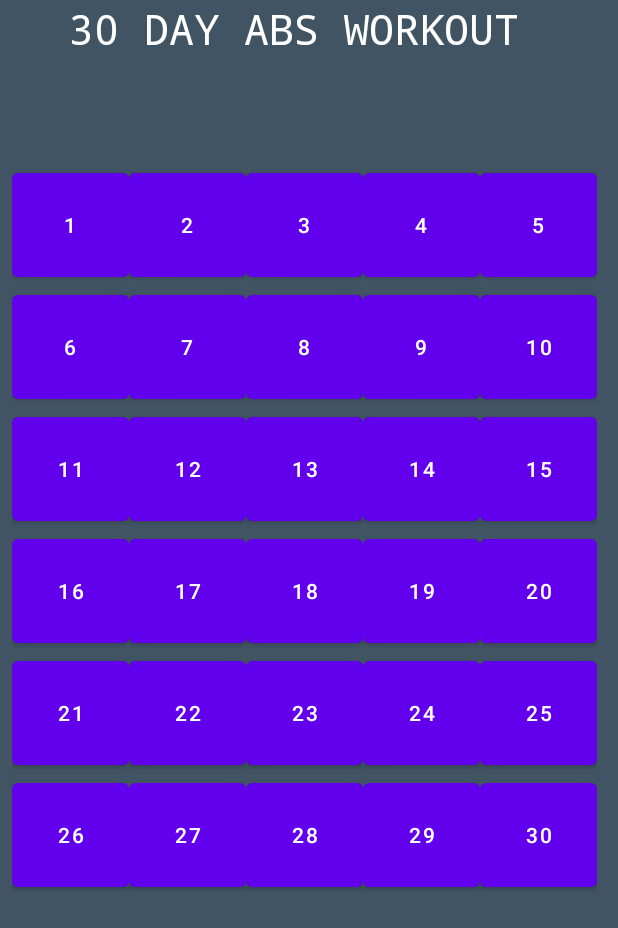
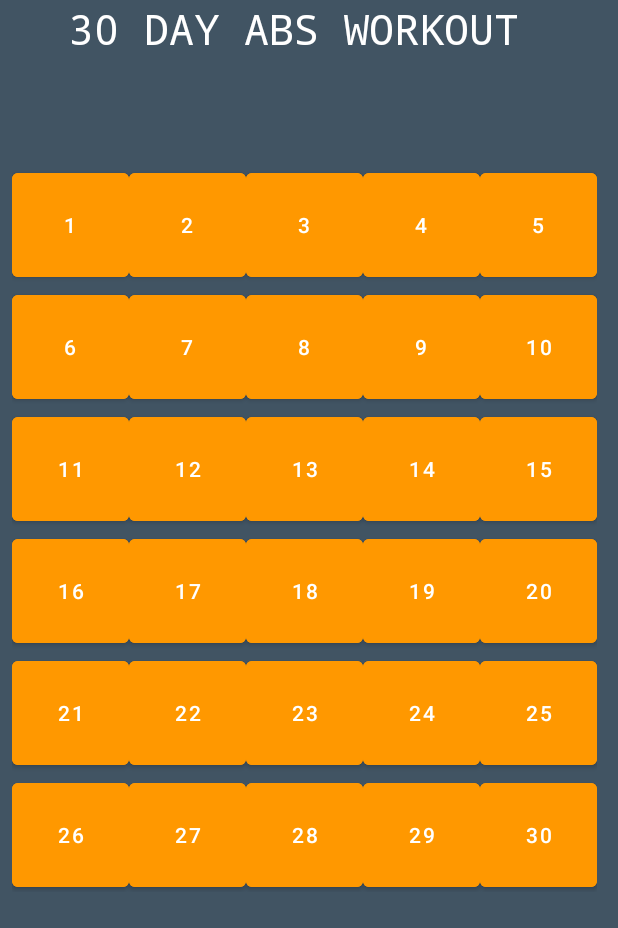
Before and after one commit to ppandya12/IndividualProject2021, an Android app: the layout fragment_dashboard.xml on its own in the app's theme, with its tools: preview values and no code run, on a phone screen of 412 x 824 dp. Shown: the top 928 px of the screen. Run offline under Robolectric (Android 15) with nearby library versions, the phone set to English and light mode, and no system bars.

Commit message:
changed buttons in dashboard

```diff
--- a/MyApplication/app/src/main/res/layout/fragment_dashboard.xml
+++ b/MyApplication/app/src/main/res/layout/fragment_dashboard.xml
@@ -43,6 +43,7 @@
                 android:id="@+id/button64"
                 android:layout_width="78dp"
                 android:layout_height="81dp"
+                android:backgroundTint="#FF9800"
                 android:hapticFeedbackEnabled="true"
                 android:text="@string/_1"
                 app:iconTint="#252728"
@@ -52,6 +53,7 @@
                 android:id="@+id/button60"
                 android:layout_width="78dp"
                 android:layout_height="81dp"
+                android:backgroundTint="#FF9800"
                 android:hapticFeedbackEnabled="true"
                 android:text="@string/_2"
                 app:layout_column="1"
@@ -61,6 +63,7 @@
                 android:id="@+id/button61"
                 android:layout_width="78dp"
                 android:layout_height="81dp"
+                android:backgroundTint="#FF9800"
                 android:hapticFeedbackEnabled="true"
                 android:text="@string/_3" />
 
@@ -68,6 +71,7 @@
                 android:id="@+id/button62"
                 android:layout_width="78dp"
                 android:layout_height="81dp"
+                android:backgroundTint="#FF9800"
                 android:hapticFeedbackEnabled="true"
                 android:text="@string/_4" />
 
@@ -75,6 +79,7 @@
                 android:id="@+id/button63"
                 android:layout_width="78dp"
                 android:layout_height="81dp"
+                android:backgroundTint="#FF9800"
                 android:hapticFeedbackEnabled="true"
                 android:text="@string/_5" />
 
@@ -82,6 +87,7 @@
                 android:id="@+id/button59"
                 android:layout_width="78dp"
                 android:layout_height="81dp"
+                android:backgroundTint="#FF9800"
                 android:hapticFeedbackEnabled="true"
                 android:text="@string/_30"
                 app:layout_column="4"
@@ -91,6 +97,7 @@
                 android:id="@+id/button55"
                 android:layout_width="78dp"
                 android:layout_height="81dp"
+                android:backgroundTint="#FF9800"
                 android:hapticFeedbackEnabled="true"
                 android:text="@string/_26"
                 app:layout_column="0"
@@ -100,6 +107,7 @@
                 android:id="@+id/button56"
                 android:layout_width="78dp"
                 android:layout_height="81dp"
+                android:backgroundTint="#FF9800"
                 android:hapticFeedbackEnabled="true"
                 android:text="@string/_27" />
 
@@ -107,6 +115,7 @@
                 android:id="@+id/button57"
                 android:layout_width="78dp"
                 android:layout_height="81dp"
+                android:backgroundTint="#FF9800"
                 android:hapticFeedbackEnabled="true"
                 android:text="@string/_28" />
 
@@ -114,6 +123,7 @@
                 android:id="@+id/button58"
                 android:layout_width="78dp"
                 android:layout_height="81dp"
+                android:backgroundTint="#FF9800"
                 android:hapticFeedbackEnabled="true"
                 android:text="@string/_29"
                 app:layout_column="3"
@@ -123,6 +133,7 @@
                 android:id="@+id/button50"
                 android:layout_width="78dp"
                 android:layout_height="81dp"
+                android:backgroundTint="#FF9800"
                 android:hapticFeedbackEnabled="true"
                 android:text="@string/_25"
                 app:layout_column="4"
@@ -132,6 +143,7 @@
                 android:id="@+id/button51"
                 android:layout_width="78dp"
                 android:layout_height="81dp"
+                android:backgroundTint="#FF9800"
                 android:hapticFeedbackEnabled="true"
                 android:text="@string/_24"
                 app:layout_column="3"
@@ -141,6 +153,7 @@
                 android:id="@+id/button52"
                 android:layout_width="78dp"
                 android:layout_height="81dp"
+                android:backgroundTint="#FF9800"
                 android:hapticFeedbackEnabled="true"
                 android:text="@string/_21"
                 app:layout_column="0"
@@ -150,6 +163,7 @@
                 android:id="@+id/button53"
                 android:layout_width="78dp"
                 android:layout_height="81dp"
+                android:backgroundTint="#FF9800"
                 android:hapticFeedbackEnabled="true"
                 android:text="@string/_22" />
 
@@ -157,6 +171,7 @@
                 android:id="@+id/button54"
                 android:layout_width="78dp"
                 android:layout_height="81dp"
+                android:backgroundTint="#FF9800"
                 android:hapticFeedbackEnabled="true"
                 android:text="@string/_23" />
 
@@ -164,6 +179,7 @@
                 android:id="@+id/button45"
                 android:layout_width="78dp"
                 android:layout_height="81dp"
+                android:backgroundTint="#FF9800"
                 android:hapticFeedbackEnabled="true"
                 android:text="@string/_16"
                 app:layout_column="0"
@@ -173,6 +189,7 @@
                 android:id="@+id/button46"
                 android:layout_width="78dp"
                 android:layout_height="81dp"
+                android:backgroundTint="#FF9800"
                 android:hapticFeedbackEnabled="true"
                 android:text="@string/_17" />
 
@@ -180,6 +197,7 @@
                 android:id="@+id/button47"
                 android:layout_width="78dp"
                 android:layout_height="81dp"
+                android:backgroundTint="#FF9800"
                 android:hapticFeedbackEnabled="true"
                 android:text="@string/_18" />
 
@@ -187,6 +205,7 @@
                 android:id="@+id/button48"
                 android:layout_width="78dp"
                 android:layout_height="81dp"
+                android:backgroundTint="#FF9800"
                 android:hapticFeedbackEnabled="true"
                 android:text="@string/_19" />
 
@@ -194,8 +213,9 @@
                 android:id="@+id/button49"
                 android:layout_width="78dp"
                 android:layout_height="81dp"
+                android:backgroundTint="#FF9800"
                 android:hapticFeedbackEnabled="true"
-                android:text="20"
+                android:text="@string/_20"
                 app:layout_column="4"
                 app:layout_row="3" />
 
@@ -203,8 +223,9 @@
                 android:id="@+id/button44"
                 android:layout_width="78dp"
                 android:layout_height="81dp"
+                android:backgroundTint="#FF9800"
                 android:hapticFeedbackEnabled="true"
-                android:text="11"
+                android:text="@string/_11"
                 app:layout_column="0"
                 app:layout_row="2" />
 
@@ -212,6 +233,7 @@
                 android:id="@+id/button42"
                 android:layout_width="78dp"
                 android:layout_height="81dp"
+                android:backgroundTint="#FF9800"
                 android:hapticFeedbackEnabled="true"
                 android:text="@string/_12" />
 
@@ -219,6 +241,7 @@
                 android:id="@+id/button43"
                 android:layout_width="78dp"
                 android:layout_height="81dp"
+                android:backgroundTint="#FF9800"
                 android:hapticFeedbackEnabled="true"
                 android:text="@string/_13" />
 
@@ -226,6 +249,7 @@
                 android:id="@+id/button41"
                 android:layout_width="78dp"
                 android:layout_height="81dp"
+                android:backgroundTint="#FF9800"
                 android:hapticFeedbackEnabled="true"
                 android:text="@string/_14" />
 
@@ -233,6 +257,7 @@
                 android:id="@+id/button40"
                 android:layout_width="78dp"
                 android:layout_height="81dp"
+                android:backgroundTint="#FF9800"
                 android:hapticFeedbackEnabled="true"
                 android:text="@string/_15" />
 
@@ -240,8 +265,9 @@
                 android:id="@+id/button39"
                 android:layout_width="78dp"
                 android:layout_height="81dp"
+                android:backgroundTint="#FF9800"
                 android:hapticFeedbackEnabled="true"
-                android:text="10"
+                android:text="@string/_10"
                 app:layout_column="4"
                 app:layout_row="1" />
 
@@ -249,8 +275,9 @@
                 android:id="@+id/button33"
                 android:layout_width="78dp"
                 android:layout_height="81dp"
+                android:backgroundTint="#FF9800"
                 android:hapticFeedbackEnabled="true"
-                android:text="8"
+                android:text="@string/_8"
                 app:layout_column="2"
                 app:layout_row="1" />
 
@@ -258,6 +285,7 @@
                 android:id="@+id/button37"
                 android:layout_width="78dp"
                 android:layout_height="81dp"
+                android:backgroundTint="#FF9800"
                 android:hapticFeedbackEnabled="true"
                 android:text="@string/_9" />
 
@@ -265,6 +293,7 @@
                 android:id="@+id/button35"
                 android:layout_width="78dp"
                 android:layout_height="81dp"
+                android:backgroundTint="#FF9800"
                 android:hapticFeedbackEnabled="true"
                 android:text="@string/_7"
                 app:layout_column="1"
@@ -274,6 +303,7 @@
                 android:id="@+id/button38"
                 android:layout_width="78dp"
                 android:layout_height="81dp"
+                android:backgroundTint="#FF9800"
                 android:hapticFeedbackEnabled="true"
                 android:text="@string/_6"
                 app:layout_column="0"
--- a/MyApplication/app/src/main/res/layout/fragment_notifications.xml
+++ b/MyApplication/app/src/main/res/layout/fragment_notifications.xml
@@ -60,6 +60,7 @@
             android:id="@+id/button3"
             android:layout_width="297dp"
             android:layout_height="65dp"
+            android:backgroundTint="#FF9800"
             android:fontFamily="monospace"
             android:foregroundTint="#353535"
             android:text="@string/notif_" />
@@ -68,6 +69,7 @@
             android:id="@+id/button4"
             android:layout_width="297dp"
             android:layout_height="65dp"
+            android:backgroundTint="#FF9800"
             android:fontFamily="monospace"
             android:text="@string/NOTIF_2" />
 
@@ -75,6 +77,7 @@
             android:id="@+id/button5"
             android:layout_width="297dp"
             android:layout_height="65dp"
+            android:backgroundTint="#FF9800"
             android:fontFamily="monospace"
             android:text="@string/notif_3" />
 
@@ -82,6 +85,7 @@
             android:id="@+id/button6"
             android:layout_width="297dp"
             android:layout_height="65dp"
+            android:backgroundTint="#FF9800"
             android:fontFamily="monospace"
             android:text="@string/notif_5" />
 
@@ -89,6 +93,7 @@
             android:id="@+id/button7"
             android:layout_width="297dp"
             android:layout_height="65dp"
+            android:backgroundTint="#FF9800"
             android:fontFamily="monospace"
             android:text="@string/notif_4" />
 
@@ -111,15 +116,4 @@
         app:layout_constraintTop_toTopOf="parent"
         app:layout_constraintVertical_bias="0.0" />
 
-    <ImageView
-        android:id="@+id/imageView"
-        android:layout_width="41dp"
-        android:layout_height="43dp"
-        android:layout_marginStart="12dp"
-        android:layout_marginTop="144dp"
-        android:contentDescription="@string/delete_button"
-        android:src="@android:drawable/ic_menu_delete"
-        app:layout_constraintStart_toEndOf="@+id/linearLayout"
-        app:layout_constraintTop_toTopOf="parent" />
-
 </androidx.constraintlayout.widget.ConstraintLayout>
--- a/MyApplication/app/src/main/res/values/strings.xml
+++ b/MyApplication/app/src/main/res/values/strings.xml
@@ -51,4 +51,8 @@
     <string name="_3">3</string>
     <string name="_16">16</string>
     <string name="_2">2</string>
+    <string name="_11">11</string>
+    <string name="_10">10</string>
+    <string name="_20">20</string>
+    <string name="_8">8</string>
 </resources>
```
